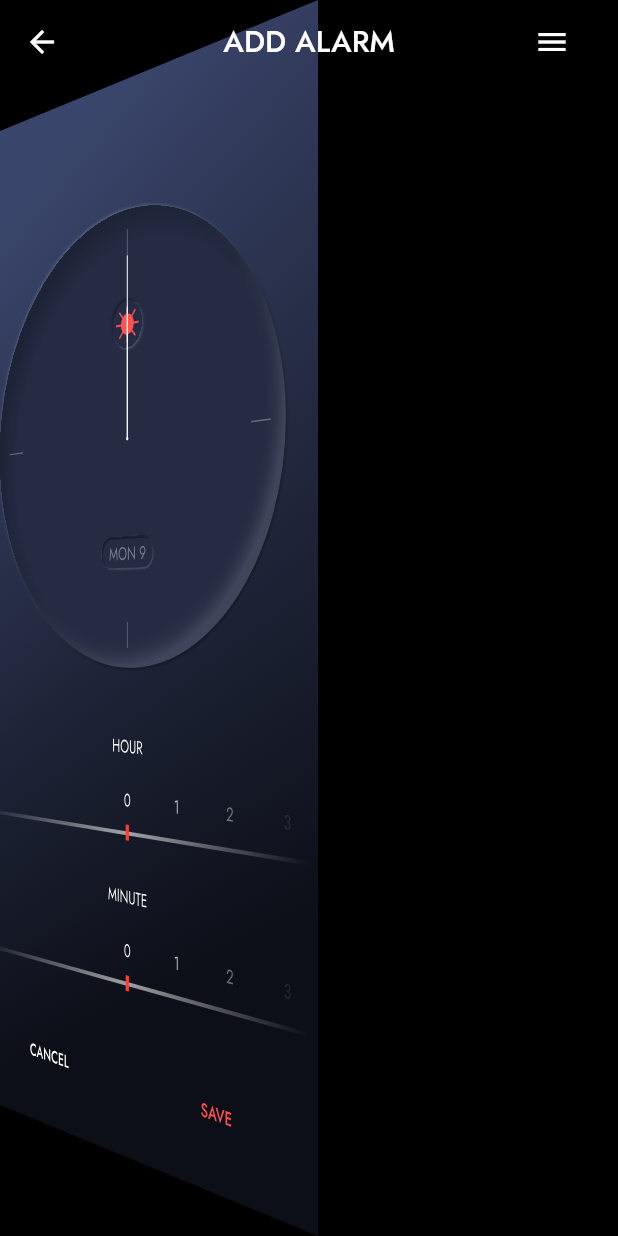
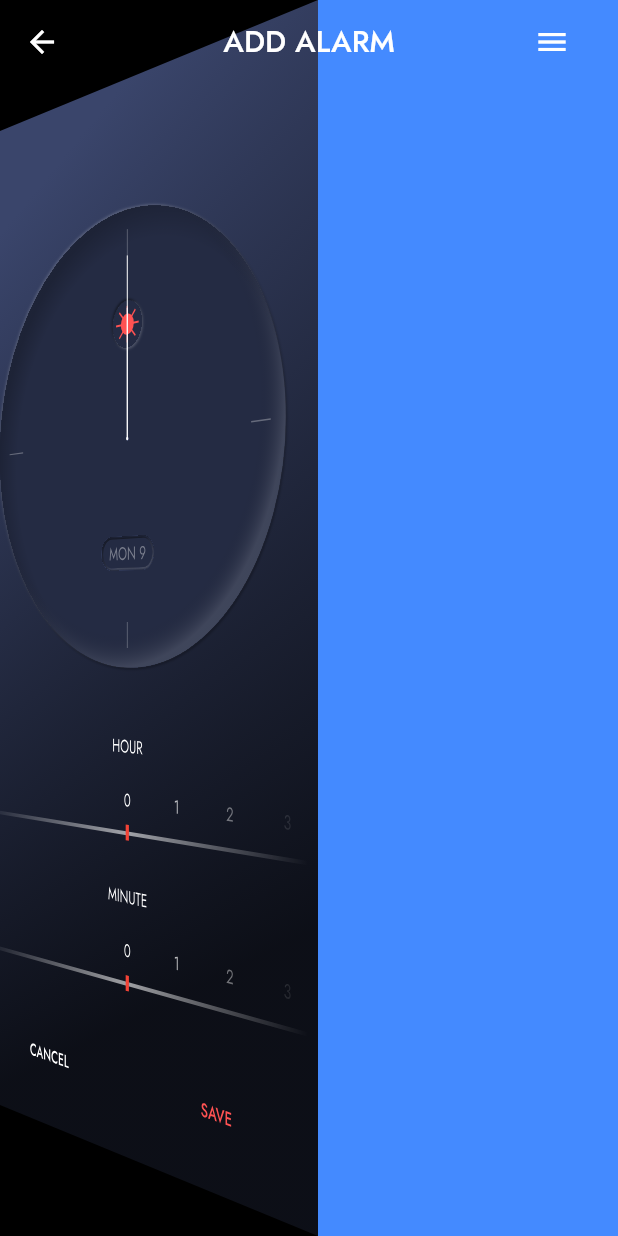
Before and after one commit to Sahil-Programme/alarm_app, a Flutter app: the screen it shows after launch, on a phone screen of 412 x 824 dp. Run offline on Flutter 3.47's test engine with Material 2 defaults, Android fonts, the phone set to English and light mode, and no system bars; our stand-ins replace google_fonts; statements that could not run were skipped.

Commit message:
added the drawer

```diff
--- a/lib/Pages/add_alarm_page.dart
+++ b/lib/Pages/add_alarm_page.dart
@@ -2,6 +2,7 @@ import 'dart:math';
 
 import 'package:first_app/Widgets/dial.dart';
 import 'package:flutter/material.dart';
+import 'package:flutter/rendering.dart';
 
 import 'package:google_fonts/google_fonts.dart';
 
@@ -59,6 +60,10 @@ class _AddAlarmPageState extends State<AddAlarmPage>
     stops: [0.1, 0.8],
   );
 
+  double x = 0;
+  double y = 0;
+  double z = 0;
+
   /* final AppBar appbar = AppBar(
     //toolbarHeight: 30,
     foregroundColor: Colors.white,
@@ -89,7 +94,6 @@ class _AddAlarmPageState extends State<AddAlarmPage>
     ],
   );
 */
-
   @override
   Widget build(BuildContext context) {
     return Scaffold(
@@ -137,19 +141,34 @@ class _AddAlarmPageState extends State<AddAlarmPage>
       ),
       body: LayoutBuilder(
         builder: (context, constraints) {
-          return Transform.translate(
-            offset: Offset(-200 * _animation.value, 0),
+          return Container(
+            width: constraints.maxWidth,
+            height: constraints.maxHeight,
+            //color: Colors.blueAccent,
+            alignment: Alignment.center,
+            child: Container(
+              width: constraints.maxWidth,
+              clipBehavior: Clip.hardEdge,
+              decoration: const BoxDecoration(),
+              child: Stack(
+                children: <Widget>[
+                  Container(
+                    color: Colors.transparent,
+                    height: constraints.maxHeight,
+                    child: Transform.translate(
+                      offset: Offset(-_animation.value * 200, 0),
                       child: Transform(
                         alignment: Alignment.centerRight,
                         transform: Matrix4.identity()
                           ..setEntry(3, 2, 0.001)
-                ..rotateY(_animation.value * 0.5 * pi / 2)
-              //..translate(100, 0, 0) //
-              ,
+                          ..rotateY(_animation.value * 0.5 * pi / 2),
                         child: Container(
-                width: constraints.maxWidth,
+                          //width: constraints.maxWidth,
                           height: constraints.maxHeight,
-                decoration: BoxDecoration(gradient: backgroundGradient),
+                          decoration: BoxDecoration(
+                            gradient: backgroundGradient,
+                            //color: Colors.green,
+                          ),
                           child: Column(
                             children: <Widget>[
                               const SizedBox(height: 100),
@@ -219,7 +238,8 @@ class _AddAlarmPageState extends State<AddAlarmPage>
                                           onPressed: () {},
                                           child: Text(
                                             'CANCEL',
-                                  style: GoogleFonts.jost(color: Colors.white),
+                                            style: GoogleFonts.jost(
+                                                color: Colors.white),
                                           ),
                                         ),
                                       ),
@@ -228,8 +248,8 @@ class _AddAlarmPageState extends State<AddAlarmPage>
                                           onPressed: () {},
                                           child: Text(
                                             'SAVE',
-                                  style:
-                                      GoogleFonts.jost(color: Colors.redAccent),
+                                            style: GoogleFonts.jost(
+                                                color: Colors.redAccent),
                                           ),
                                         ),
                                       ),
@@ -241,6 +261,20 @@ class _AddAlarmPageState extends State<AddAlarmPage>
                           ),
                         ),
                       ),
+                    ),
+                  ),
+                  Positioned(
+                    left: constraints.maxWidth - _animation.value * 200,
+                    //left: screen width - ( tween value * width od the drawer ),
+                    child: Container(
+                      height: constraints.maxHeight,
+                      width: 200,
+                      color: Colors.blueAccent,
+                    ),
+                  ),
+                ],
+              ),
+            ),
           );
         },
       ),
```
Lines whose indentation alone changed are shown as unchanged.
